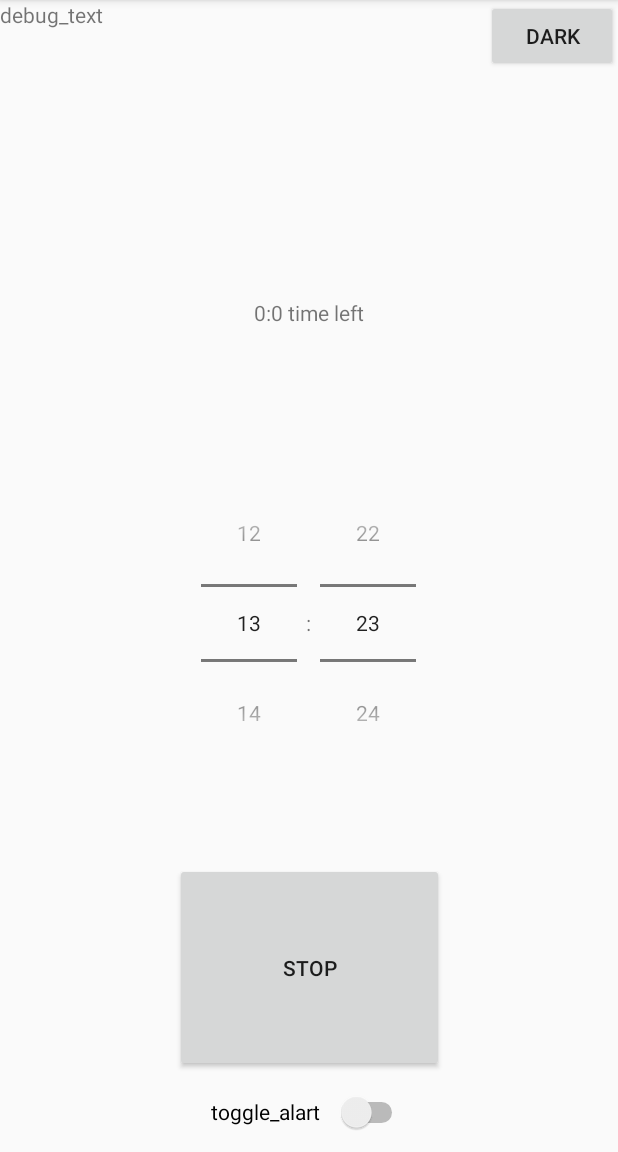
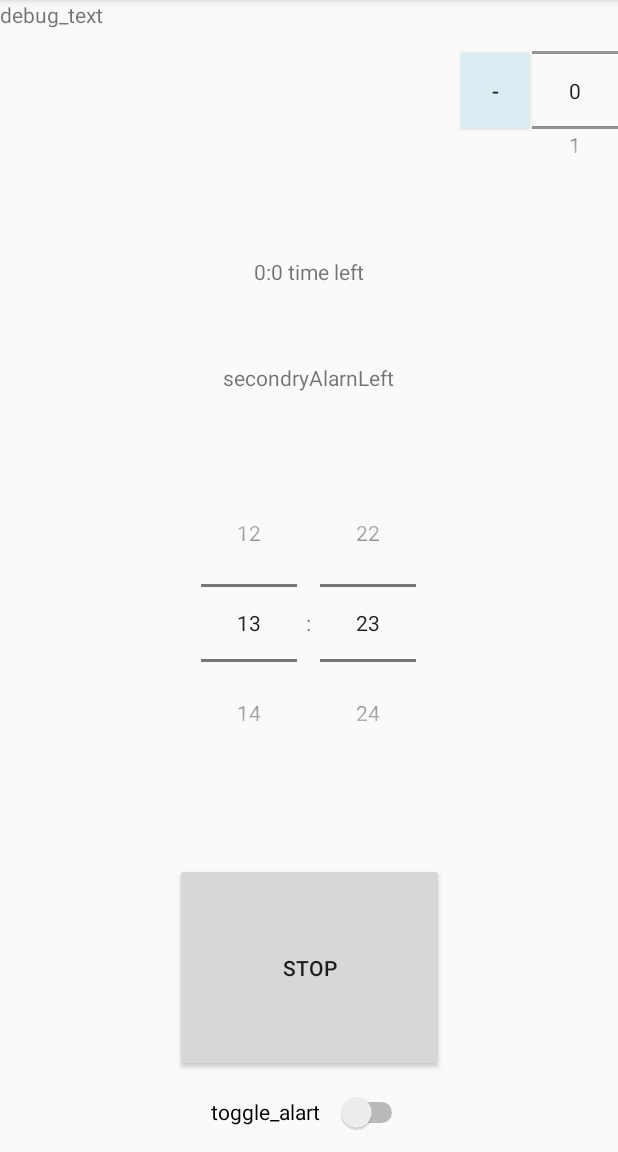
Before and after one commit to sato-rgb/iotAlarmSetter, an Android app: the screen it shows after launch (MainActivity), on a phone screen of 412 x 824 dp, the part 84-1236 px from its top. Run offline under Robolectric (Android 15) with nearby library versions, the phone set to English and light mode, and no system bars; libraries missing offline, so code that uses them is left out: com.github.kittinunf.fuel, com.github.kittinunf.result; 1 statement that could not run was skipped.

Commit message:
add secondary 1

```diff
--- a/app/src/main/res/layout/activity_main.xml
+++ b/app/src/main/res/layout/activity_main.xml
@@ -12,16 +12,24 @@
         android:layout_width="0dp"
         android:layout_height="286dp"
         android:layout_centerHorizontal="false"
-        android:layout_marginTop="90dp"
         android:padding="20dp"
         android:timePickerMode="spinner"
-        app:layout_constraintBottom_toTopOf="@+id/send_setting"
 
 
+        app:layout_constraintBottom_toTopOf="@+id/send_setting"
         app:layout_constraintEnd_toEndOf="parent"
+        app:layout_constraintHorizontal_bias="0.0"
         app:layout_constraintStart_toStartOf="parent"
-        app:layout_constraintTop_toTopOf="parent"
+        app:layout_constraintTop_toBottomOf="@+id/debug_text"
         app:layout_constraintVertical_bias="1.0" />
+
+    <NumberPicker
+        android:id="@+id/secondaryAlarmOffset"
+        android:layout_width="57dp"
+        android:layout_height="107dp"
+        app:layout_constraintBottom_toBottomOf="@+id/debug_text"
+        app:layout_constraintEnd_toEndOf="parent"
+        app:layout_constraintTop_toTopOf="parent" />
 
     <Button
         android:id="@+id/send_setting"
@@ -35,9 +43,11 @@
 
     <TextView
         android:id="@+id/debug_text"
-        android:layout_width="412dp"
-        android:layout_height="218dp"
+        android:layout_width="305dp"
+        android:layout_height="120dp"
         android:text="debug_text"
+        app:layout_constraintEnd_toStartOf="@+id/secondaryAlarmOffset"
+        app:layout_constraintHorizontal_bias="0.0"
         app:layout_constraintStart_toStartOf="parent"
         app:layout_constraintTop_toTopOf="parent" />
 
@@ -62,20 +72,35 @@
         app:layout_constraintTop_toBottomOf="@+id/simpleTimePicker" />
 
     <TextView
-        android:id="@+id/alarm_minutes_left"
+        android:id="@+id/primaryAlarmLeft"
         android:layout_width="wrap_content"
         android:layout_height="wrap_content"
-        android:text="alarm_minutes_left"
-        app:layout_constraintBottom_toBottomOf="@+id/debug_text"
+        android:text="primaryAlarmLeft"
+        app:layout_constraintBottom_toTopOf="@+id/secondryAlarnLeft"
+        app:layout_constraintEnd_toEndOf="parent"
+        app:layout_constraintStart_toStartOf="parent"
+        app:layout_constraintTop_toBottomOf="@+id/debug_text" />
+
+    <ToggleButton
+        android:id="@+id/secondryAlarnLeftIsPlus"
+        android:layout_width="45dp"
+        android:layout_height="50dp"
+        android:background="#DCECF3"
+        android:textOff="-"
+        android:textOn="+"
+        app:layout_constraintBottom_toBottomOf="@+id/secondaryAlarmOffset"
+        app:layout_constraintEnd_toStartOf="@+id/secondaryAlarmOffset"
+        app:layout_constraintStart_toEndOf="@+id/debug_text"
+        app:layout_constraintTop_toTopOf="@+id/secondaryAlarmOffset" />
+
+    <TextView
+        android:id="@+id/secondryAlarnLeft"
+        android:layout_width="wrap_content"
+        android:layout_height="wrap_content"
+        android:layout_marginBottom="28dp"
+        android:text="secondryAlarnLeft"
+        app:layout_constraintBottom_toTopOf="@+id/simpleTimePicker"
         app:layout_constraintEnd_toEndOf="parent"
         app:layout_constraintStart_toStartOf="parent" />
 
-    <Button
-        android:id="@+id/toggle_dark"
-        android:layout_width="wrap_content"
-        android:layout_height="wrap_content"
-        android:text="DARK"
-        app:layout_constraintEnd_toEndOf="parent"
-        app:layout_constraintTop_toTopOf="parent" />
-
 </androidx.constraintlayout.widget.ConstraintLayout>
```
Also changed, not shown: app/src/main/java/com/example/iotalarmsetter/MainActivity.kt (+15 -52 lines), app/src/main/res/drawable-mdpi/plus.jpeg (added), app/src/main/res/drawable/minus.jpeg (added).
